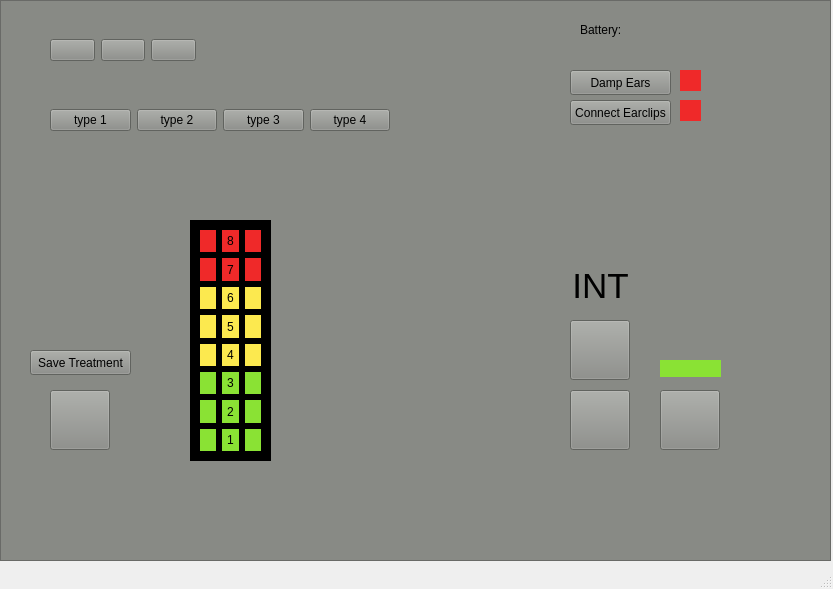
Old version of the form src/mainwindow.ui in the repository tjpieroni/COMP3004_Project_W22.
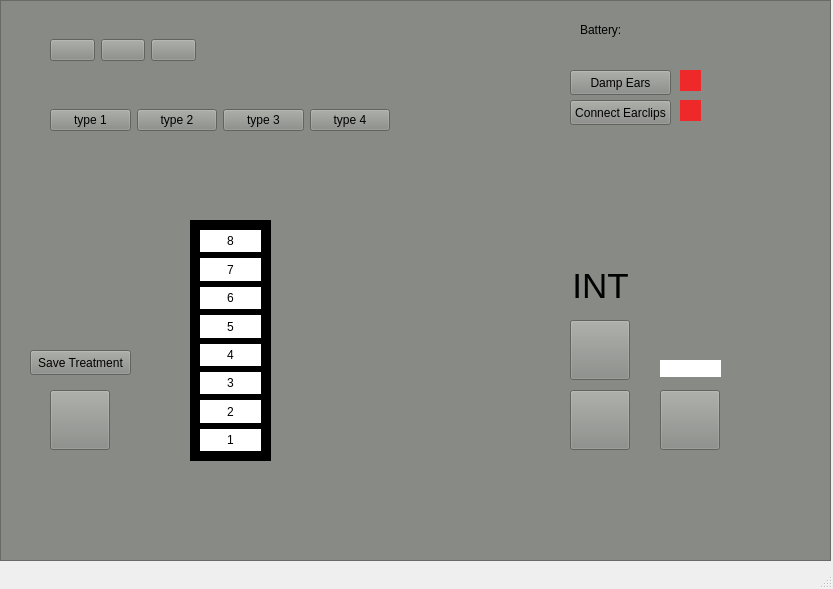
New version of the form. Icons and pictures are not drawn.

Commit message:
colours added for ui when turned on and off (#14)
- all intensity levels and power indicator start off as white
- when turned on, intensity levels get their respective colour and power indicator turns green
- when turned off, everything reset to white

Patch:
```diff
--- a/src/mainwindow.ui
+++ b/src/mainwindow.ui
@@ -65,7 +65,7 @@
       </rect>
      </property>
      <property name="styleSheet">
-      <string notr="true">background-color: rgb(138, 226, 52);</string>
+      <string notr="true">background-color: rgb(255,255,255);</string>
      </property>
      <property name="text">
       <string/>
@@ -253,21 +253,11 @@
       </property>
       <layout class="QVBoxLayout" name="verticalLayout_7">
        <item>
-        <layout class="QHBoxLayout" name="Row_Leve8">
-         <item>
-          <widget class="QLabel" name="label_2">
-           <property name="styleSheet">
-            <string notr="true">background-color: rgb(239, 41, 41);</string>
-           </property>
-           <property name="text">
-            <string/>
-           </property>
-          </widget>
-         </item>
+        <layout class="QHBoxLayout" name="Row_Level8">
          <item>
           <widget class="QLabel" name="lvl8">
            <property name="styleSheet">
-            <string notr="true">background-color: rgb(239, 41, 41);</string>
+            <string notr="true">background-color: rgb(255,255,255);</string>
            </property>
            <property name="text">
             <string>8</string>
@@ -277,34 +267,14 @@
            </property>
           </widget>
          </item>
-         <item>
-          <widget class="QLabel" name="label_3">
-           <property name="styleSheet">
-            <string notr="true">background-color: rgb(239, 41, 41);</string>
-           </property>
-           <property name="text">
-            <string/>
-           </property>
-          </widget>
-         </item>
         </layout>
        </item>
        <item>
         <layout class="QHBoxLayout" name="Row_Level7">
-         <item>
-          <widget class="QLabel" name="label_4">
-           <property name="styleSheet">
-            <string notr="true">background-color: rgb(239, 41, 41);</string>
-           </property>
-           <property name="text">
-            <string/>
-           </property>
-          </widget>
-         </item>
          <item>
           <widget class="QLabel" name="lvl7">
            <property name="styleSheet">
-            <string notr="true">background-color: rgb(239, 41, 41);</string>
+            <string notr="true">background-color: rgb(255,255,255);</string>
            </property>
            <property name="text">
             <string>7</string>
@@ -314,34 +284,14 @@
            </property>
           </widget>
          </item>
-         <item>
-          <widget class="QLabel" name="label_5">
-           <property name="styleSheet">
-            <string notr="true">background-color: rgb(239, 41, 41);</string>
-           </property>
-           <property name="text">
-            <string/>
-           </property>
-          </widget>
-         </item>
         </layout>
        </item>
        <item>
         <layout class="QHBoxLayout" name="Row_Level6">
-         <item>
-          <widget class="QLabel" name="label_6">
-           <property name="styleSheet">
-            <string notr="true">background-color: rgb(252, 233, 79);</string>
-           </property>
-           <property name="text">
-            <string/>
-           </property>
-          </widget>
-         </item>
          <item>
           <widget class="QLabel" name="lvl6">
            <property name="styleSheet">
-            <string notr="true">background-color: rgb(252, 233, 79);</string>
+            <string notr="true">background-color: rgb(255,255,255);</string>
            </property>
            <property name="text">
             <string>6</string>
@@ -351,34 +301,14 @@
            </property>
           </widget>
          </item>
-         <item>
-          <widget class="QLabel" name="label_7">
-           <property name="styleSheet">
-            <string notr="true">background-color: rgb(252, 233, 79);</string>
-           </property>
-           <property name="text">
-            <string/>
-           </property>
-          </widget>
-         </item>
         </layout>
        </item>
        <item>
-        <layout class="QHBoxLayout" name="Row_Leve5">
-         <item>
-          <widget class="QLabel" name="label_8">
-           <property name="styleSheet">
-            <string notr="true">background-color: rgb(252, 233, 79);</string>
-           </property>
-           <property name="text">
-            <string/>
-           </property>
-          </widget>
-         </item>
+        <layout class="QHBoxLayout" name="Row_Level5">
          <item>
           <widget class="QLabel" name="lvl5">
            <property name="styleSheet">
-            <string notr="true">background-color: rgb(252, 233, 79);</string>
+            <string notr="true">background-color: rgb(255,255,255);</string>
            </property>
            <property name="text">
             <string>5</string>
@@ -388,34 +318,14 @@
            </property>
           </widget>
          </item>
-         <item>
-          <widget class="QLabel" name="label_9">
-           <property name="styleSheet">
-            <string notr="true">background-color: rgb(252, 233, 79);</string>
-           </property>
-           <property name="text">
-            <string/>
-           </property>
-          </widget>
-         </item>
         </layout>
        </item>
        <item>
         <layout class="QHBoxLayout" name="Row_Level4">
-         <item>
-          <widget class="QLabel" name="label_11">
-           <property name="styleSheet">
-            <string notr="true">background-color: rgb(252, 233, 79);</string>
-           </property>
-           <property name="text">
-            <string/>
-           </property>
-          </widget>
-         </item>
          <item>
           <widget class="QLabel" name="lvl4">
            <property name="styleSheet">
-            <string notr="true">background-color: rgb(252, 233, 79);</string>
+            <string notr="true">background-color: rgb(255,255,255);</string>
            </property>
            <property name="text">
             <string>4</string>
@@ -425,34 +335,14 @@
            </property>
           </widget>
          </item>
-         <item>
-          <widget class="QLabel" name="label_10">
-           <property name="styleSheet">
-            <string notr="true">background-color: rgb(252, 233, 79);</string>
-           </property>
-           <property name="text">
-            <string/>
-           </property>
-          </widget>
-         </item>
         </layout>
        </item>
        <item>
         <layout class="QHBoxLayout" name="Row_Level3">
-         <item>
-          <widget class="QLabel" name="label_12">
-           <property name="styleSheet">
-            <string notr="true">background-color: rgb(138, 226, 52);</string>
-           </property>
-           <property name="text">
-            <string/>
-           </property>
-          </widget>
-         </item>
          <item>
           <widget class="QLabel" name="lvl3">
            <property name="styleSheet">
-            <string notr="true">background-color: rgb(138, 226, 52);</string>
+            <string notr="true">background-color: rgb(255,255,255);</string>
            </property>
            <property name="text">
             <string>3</string>
@@ -462,34 +352,14 @@
            </property>
           </widget>
          </item>
-         <item>
-          <widget class="QLabel" name="label_13">
-           <property name="styleSheet">
-            <string notr="true">background-color: rgb(138, 226, 52);</string>
-           </property>
-           <property name="text">
-            <string/>
-           </property>
-          </widget>
-         </item>
         </layout>
        </item>
        <item>
         <layout class="QHBoxLayout" name="Row_Leve2">
-         <item>
-          <widget class="QLabel" name="label_14">
-           <property name="styleSheet">
-            <string notr="true">background-color: rgb(138, 226, 52);</string>
-           </property>
-           <property name="text">
-            <string/>
-           </property>
-          </widget>
-         </item>
          <item>
           <widget class="QLabel" name="lvl2">
            <property name="styleSheet">
-            <string notr="true">background-color: rgb(138, 226, 52);</string>
+            <string notr="true">background-color: rgb(255,255,255);</string>
            </property>
            <property name="text">
             <string>2</string>
@@ -499,34 +369,14 @@
            </property>
           </widget>
          </item>
-         <item>
-          <widget class="QLabel" name="label_15">
-           <property name="styleSheet">
-            <string notr="true">background-color: rgb(138, 226, 52);</string>
-           </property>
-           <property name="text">
-            <string/>
-           </property>
-          </widget>
-         </item>
         </layout>
        </item>
        <item>
         <layout class="QHBoxLayout" name="Row_Level1">
-         <item>
-          <widget class="QLabel" name="label_16">
-           <property name="styleSheet">
-            <string notr="true">background-color: rgb(138, 226, 52);</string>
-           </property>
-           <property name="text">
-            <string/>
-           </property>
-          </widget>
-         </item>
          <item>
           <widget class="QLabel" name="lvl1">
            <property name="styleSheet">
-            <string notr="true">background-color: rgb(138, 226, 52);</string>
+            <string notr="true">background-color: rgb(255,255,255);</string>
            </property>
            <property name="text">
             <string>1</string>
@@ -536,16 +386,6 @@
            </property>
           </widget>
          </item>
-         <item>
-          <widget class="QLabel" name="label_17">
-           <property name="styleSheet">
-            <string notr="true">background-color: rgb(138, 226, 52);</string>
-           </property>
-           <property name="text">
-            <string/>
-           </property>
-          </widget>
-         </item>
         </layout>
        </item>
       </layout>
```
The commit also changes 3 other files.
